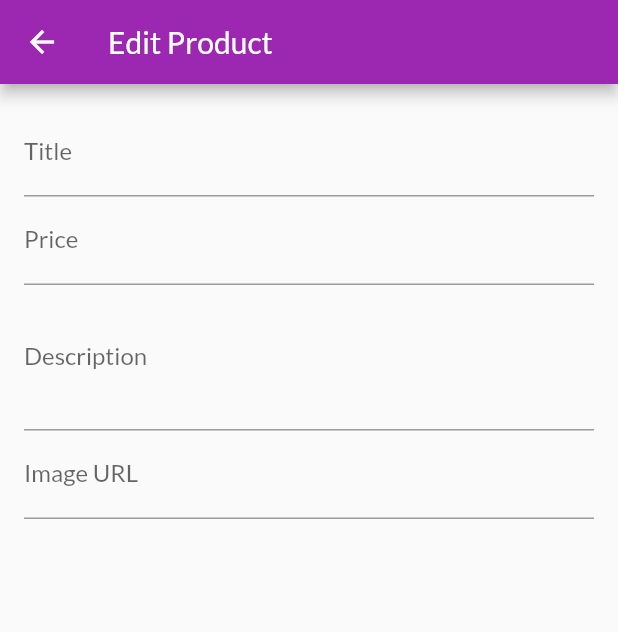
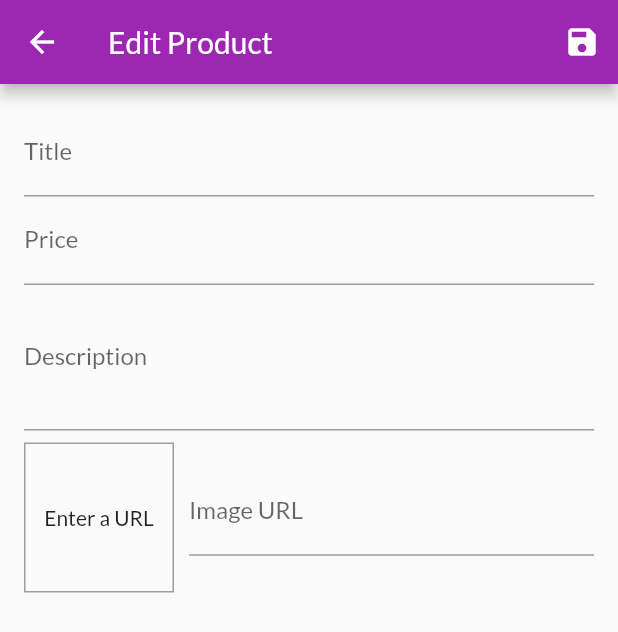
Before and after one commit to LodewykRoux/shop_app, a Flutter app: the EditProductScreen screen opened directly, on a phone screen of 412 x 824 dp. Shown: the top 632 px of the screen. Run offline on Flutter 3.47's test engine with Material 2 defaults, Android fonts, the phone set to English and light mode, and no system bars; network calls fail.

Commit message:
Added formvalidation

```diff
--- a/lib/models/product.dart
+++ b/lib/models/product.dart
@@ -17,6 +17,22 @@ class Product with ChangeNotifier {
     this.isFavourite = false,
   });
 
+  Product copyWith({
+    String? id,
+    String? title,
+    String? description,
+    double? price,
+    String? imageUrl,
+  }) {
+    return Product(
+      id: id ?? this.id,
+      title: title ?? this.title,
+      description: description ?? this.description,
+      price: price ?? this.price,
+      imageUrl: imageUrl ?? this.imageUrl,
+    );
+  }
+
   void toggleFavouriteStatus() {
     isFavourite = !isFavourite;
     notifyListeners();
--- a/lib/screens/edit_product_screen.dart
+++ b/lib/screens/edit_product_screen.dart
@@ -1,4 +1,5 @@
 import 'package:flutter/material.dart';
+import 'package:shop_app/models/product.dart';
 
 class EditProductScreen extends StatefulWidget {
   const EditProductScreen({super.key});
@@ -10,14 +11,40 @@ class EditProductScreen extends StatefulWidget {
 class _EditProductScreenState extends State<EditProductScreen> {
   final _priceFocusNode = FocusNode();
   final _descriptionFocusNode = FocusNode();
+  final _imageUrlFocusNode = FocusNode();
 
   final _imageUrlController = TextEditingController();
 
+  final _formKey = GlobalKey<FormState>();
+
+  Product _editedProduct =
+      Product(id: '', title: '', description: '', price: 0, imageUrl: '');
+
+  @override
+  void initState() {
+    super.initState();
+    _imageUrlFocusNode.addListener(_updateImageUrl);
+  }
+
   @override
   void dispose() {
+    _imageUrlFocusNode.removeListener(_updateImageUrl);
     _priceFocusNode.dispose();
     _descriptionFocusNode.dispose();
+    _imageUrlController.dispose();
+    _imageUrlFocusNode.dispose();
     super.dispose();
+  }
+
+  void _updateImageUrl() {
+    if (!_imageUrlFocusNode.hasFocus) {
+      setState(() {});
+    }
+  }
+
+  void _saveForm() {
+    if (_formKey.currentState?.validate() != true) return;
+    _formKey.currentState?.save();
   }
 
   @override
@@ -25,10 +52,19 @@ class _EditProductScreenState extends State<EditProductScreen> {
     return Scaffold(
       appBar: AppBar(
         title: const Text('Edit Product'),
+        actions: [
+          IconButton(
+            onPressed: _saveForm,
+            icon: const Icon(
+              Icons.save,
+            ),
+          )
+        ],
       ),
       body: Padding(
         padding: const EdgeInsets.all(16.0),
         child: Form(
+          key: _formKey,
           child: SingleChildScrollView(
             child: Column(
               children: [
@@ -37,6 +73,13 @@ class _EditProductScreenState extends State<EditProductScreen> {
                   textInputAction: TextInputAction.next,
                   onFieldSubmitted: (_) {
                     FocusScope.of(context).requestFocus(_priceFocusNode);
+                  },
+                  onSaved: (newValue) {
+                    _editedProduct = _editedProduct.copyWith(title: newValue);
+                  },
+                  validator: (value) {
+                    if (value?.isEmpty == true) return 'Required';
+                    return '';
                   },
                 ),
                 TextFormField(
@@ -47,23 +90,83 @@ class _EditProductScreenState extends State<EditProductScreen> {
                   onFieldSubmitted: (_) {
                     FocusScope.of(context).requestFocus(_descriptionFocusNode);
                   },
+                  onSaved: (newValue) {
+                    _editedProduct = _editedProduct.copyWith(
+                      price: double.tryParse(
+                        newValue ?? '${_editedProduct.price}',
+                      ),
+                    );
+                  },
+                  validator: (value) {
+                    if (value?.isEmpty == true) return 'Required';
+                    return '';
+                  },
                 ),
                 TextFormField(
                   focusNode: _descriptionFocusNode,
                   decoration: const InputDecoration(labelText: 'Description'),
                   maxLines: 3,
                   keyboardType: TextInputType.multiline,
+                  onSaved: (newValue) {
+                    _editedProduct = _editedProduct.copyWith(
+                      description: newValue,
+                    );
+                  },
+                  validator: (value) {
+                    if (value?.isEmpty == true) return 'Required';
+                    return '';
+                  },
+                ),
+                Row(
+                  children: [
+                    Container(
+                      width: 100,
+                      height: 100,
+                      margin: const EdgeInsets.only(top: 8.0, right: 10.0),
+                      decoration: BoxDecoration(
+                        border: Border.all(
+                          width: 1,
+                          color: Colors.grey,
+                        ),
+                      ),
+                      child: _imageUrlController.text.isEmpty
+                          ? const Center(
+                              child: Text('Enter a URL'),
+                            )
+                          : FittedBox(
+                              child: Image.network(
+                                _imageUrlController.text,
+                                fit: BoxFit.cover,
+                              ),
+                            ),
                     ),
                     Expanded(
                       child: TextFormField(
-                  decoration: InputDecoration(labelText: 'Image URL'),
+                        decoration:
+                            const InputDecoration(labelText: 'Image URL'),
                         keyboardType: TextInputType.url,
                         textInputAction: TextInputAction.done,
                         controller: _imageUrlController,
+                        focusNode: _imageUrlFocusNode,
                         onEditingComplete: () {
                           setState(() {});
                         },
-                )),
+                        onFieldSubmitted: (_) {
+                          _saveForm();
+                        },
+                        onSaved: (newValue) {
+                          _editedProduct = _editedProduct.copyWith(
+                            imageUrl: newValue,
+                          );
+                        },
+                        validator: (value) {
+                          if (value?.isEmpty == true) return 'Required';
+                          return '';
+                        },
+                      ),
+                    ),
+                  ],
+                ),
               ],
             ),
           ),
```
Also changed, not shown: lib/screens/user_products_screen.dart (+8 -1 lines). Lines whose indentation alone changed are shown as unchanged.
